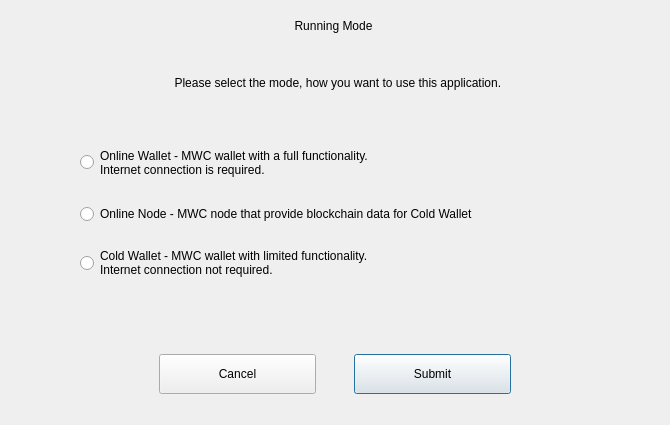
0xkobe/mwc-wallet, file dialogs/selectmodedlg.ui: the form before one commit.
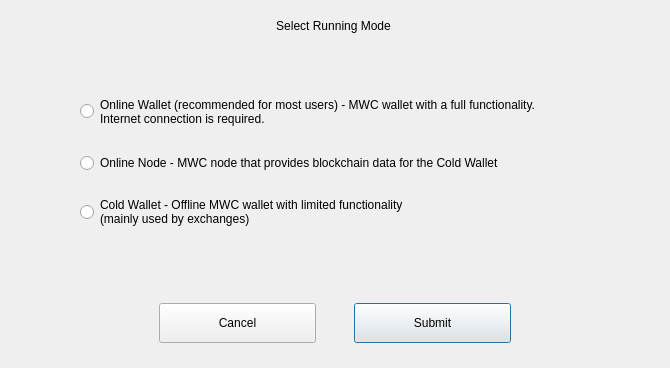
The form after the commit. Custom widgets are drawn as their Qt base class.

Commit message: add a menu item for running mode

```diff
--- a/dialogs/selectmodedlg.ui
+++ b/dialogs/selectmodedlg.ui
@@ -7,7 +7,7 @@
     <x>0</x>
     <y>0</y>
     <width>670</width>
-    <height>425</height>
+    <height>368</height>
    </rect>
   </property>
   <property name="windowTitle">
@@ -17,7 +17,7 @@
    <property name="geometry">
     <rect>
      <x>80</x>
-     <y>144</y>
+     <y>93</y>
      <width>520</width>
      <height>37</height>
     </rect>
@@ -29,34 +29,15 @@
     <enum>Qt::StrongFocus</enum>
    </property>
    <property name="text">
-    <string>Online Wallet - MWC wallet with a full functionality.
+    <string>Online Wallet (recommended for most users) - MWC wallet with a full functionality.
 Internet connection is required.</string>
    </property>
   </widget>
-  <widget class="control::MwcLabelNormal" name="label">
-   <property name="geometry">
-    <rect>
-     <x>51</x>
-     <y>60</y>
-     <width>577</width>
-     <height>46</height>
-    </rect>
-   </property>
-   <property name="text">
-    <string>Please select the mode, how you want to use this application. </string>
-   </property>
-   <property name="alignment">
-    <set>Qt::AlignCenter</set>
-   </property>
-   <property name="wordWrap">
-    <bool>true</bool>
-   </property>
-  </widget>
   <widget class="control::MwcPushButtonNormal" name="submitButton">
    <property name="geometry">
     <rect>
      <x>354</x>
-     <y>354</y>
+     <y>303</y>
      <width>157</width>
      <height>40</height>
     </rect>
@@ -78,7 +59,7 @@
    <property name="geometry">
     <rect>
      <x>80</x>
-     <y>204</y>
+     <y>153</y>
      <width>526</width>
      <height>20</height>
     </rect>
@@ -90,7 +71,7 @@
     <enum>Qt::StrongFocus</enum>
    </property>
    <property name="text">
-    <string>Online Node - MWC node that provide blockchain data for Cold Wallet</string>
+    <string>Online Node - MWC node that provides blockchain data for the Cold Wallet</string>
    </property>
   </widget>
   <widget class="control::MwcLabelLarge" name="label_3">
@@ -103,7 +84,7 @@
     </rect>
    </property>
    <property name="text">
-    <string>Running Mode</string>
+    <string>Select Running Mode</string>
    </property>
    <property name="alignment">
     <set>Qt::AlignCenter</set>
@@ -113,7 +94,7 @@
    <property name="geometry">
     <rect>
      <x>159</x>
-     <y>354</y>
+     <y>303</y>
      <width>157</width>
      <height>40</height>
     </rect>
@@ -135,7 +116,7 @@
    <property name="geometry">
     <rect>
      <x>80</x>
-     <y>246</y>
+     <y>195</y>
      <width>523</width>
      <height>34</height>
     </rect>
@@ -147,8 +128,8 @@
     <enum>Qt::StrongFocus</enum>
    </property>
    <property name="text">
-    <string>Cold Wallet - MWC wallet with limited functionality.
-Internet connection not required.</string>
+    <string>Cold Wallet - Offline MWC wallet with limited functionality
+(mainly used by exchanges)</string>
    </property>
   </widget>
  </widget>
@@ -158,11 +139,6 @@
    <extends>QPushButton</extends>
    <header>control/MwcPushButton.h</header>
   </customwidget>
-  <customwidget>
-   <class>control::MwcLabelNormal</class>
-   <extends>QLabel</extends>
-   <header>control/MwcLabel.h</header>
-  </customwidget>
   <customwidget>
    <class>control::MwcLabelLarge</class>
    <extends>QLabel</extends>
```
The commit also changes 7 other files.
